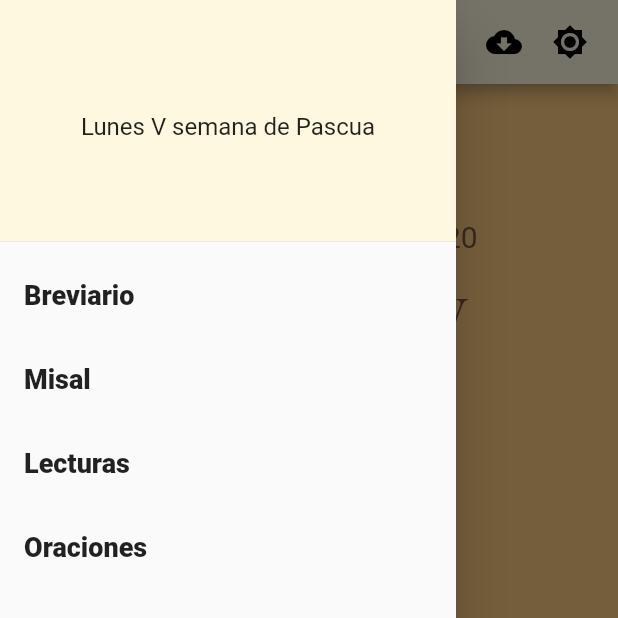
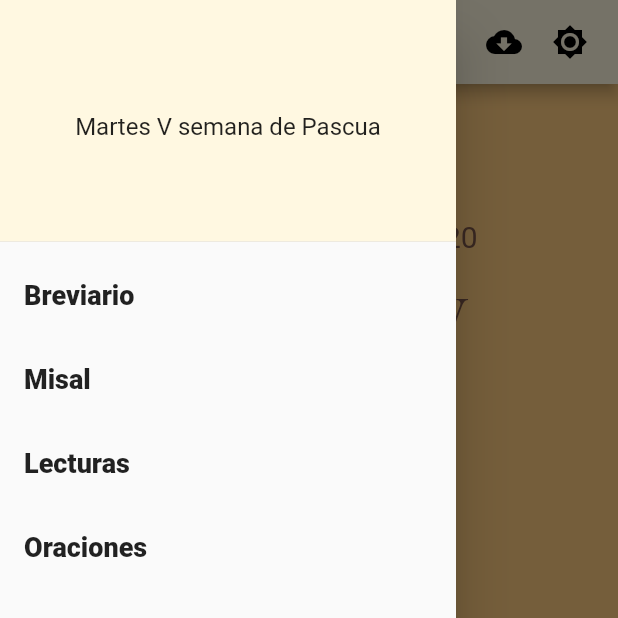
Before and after one commit to amauryperalta28/IBreviary-clone, a Flutter app: the screen it shows after launch, in the side drawer, after a tap on "Breviario", on a phone screen of 412 x 824 dp, the top half of it. Run offline on Flutter 3.47's test engine with Material 2 defaults, Android fonts, the phone set to English and light mode, and no system bars.

Commit message:
Added utils class for date functions

```diff
--- a/ibreviary_clone/lib/src/pages/home_page.dart
+++ b/ibreviary_clone/lib/src/pages/home_page.dart
@@ -1,5 +1,7 @@
 import 'package:flutter/material.dart';
+import 'package:ibreviary_clone/src/pages/sidebar_menu.dart';
 import 'package:ibreviary_clone/src/providers/alert_provider.dart';
+import 'package:ibreviary_clone/src/utils/date_utils.dart';
 
 class HomePage extends StatelessWidget {
   final _currentDate = DateTime.now();
@@ -10,7 +12,7 @@ class HomePage extends StatelessWidget {
         title: Text('IBreviary'),
         actions: _buildScaffoldActions(context),
       ),
-      drawer: _buildDrawer(),
+      drawer: SideBarMenu(),
       body: _buildHomeBody(),
       backgroundColor: Colors.orange[200],
     );
@@ -22,7 +24,7 @@ class HomePage extends StatelessWidget {
         Row(children: [getEmailIcon()]),
         Center(
             child: Text(
-                '${getDay()}, ${_currentDate.day} de Mayo ${_currentDate.year}',
+                '${dateUtils.getDay()}, ${_currentDate.day} de Mayo ${_currentDate.year}',
                 style: TextStyle(fontSize: 20, color: Colors.brown))),
         Row(
           mainAxisAlignment: MainAxisAlignment.center,
@@ -42,7 +44,7 @@ class HomePage extends StatelessWidget {
           children: <Widget>[
             Container(
               margin: EdgeInsets.only(left: 15.0),
-              child: Text('${getDay()}, V semana de Pascua',
+              child: Text('${dateUtils.getDay()}, V semana de Pascua',
                   style: TextStyle(
                       fontSize: 20,
                       color: Colors.brown,
@@ -83,24 +85,6 @@ class HomePage extends StatelessWidget {
     );
   }
 
-  String getDay() {
-    var months = {
-      '1': 'Lunes',
-      '2': 'Martes',
-      '3': 'Miércoles',
-      '4': 'Jueves',
-      '5': 'Viernes',
-      '6': 'Sábado',
-      '7': 'Domingo'
-    };
-
-    String weekDay = _currentDate.weekday.toString();
-
-    print(weekDay);
-
-    return months[weekDay];
-  }
-
   Widget getEmailIcon() {
     return Container(
       child: Padding(
@@ -113,47 +97,6 @@ class HomePage extends StatelessWidget {
             color: Colors.white,
           ),
         ),
-      ),
-    );
-  }
-
-  Widget _buildDrawer() {
-    final _menufontStyle =
-        TextStyle(fontSize: 18.0, fontWeight: FontWeight.w800);
-
-    return Drawer(
-      child: ListView(
-        padding: EdgeInsets.zero,
-        children: <Widget>[
-          DrawerHeader(
-            child: Center(
-                child: Text(
-              'Lunes V semana de Pascua',
-              style: TextStyle(fontSize: 16, fontWeight: FontWeight.w400),
-            )),
-            decoration: BoxDecoration(color: Colors.amber[50]),
-          ),
-          ListTile(
-            title: Text('Breviario', style: _menufontStyle),
-            onTap: () {},
-          ),
-          ListTile(
-            title: Text('Misal', style: _menufontStyle),
-            onTap: () {},
-          ),
-          ListTile(
-            title: Text('Lecturas', style: _menufontStyle),
-            onTap: () {},
-          ),
-          ListTile(
-            title: Text('Oraciones', style: _menufontStyle),
-            onTap: () {},
-          ),
-          ListTile(
-            title: Text('Rituales', style: _menufontStyle),
-            onTap: () {},
-          ),
-        ],
       ),
     );
   }
--- /dev/null
+++ b/ibreviary_clone/lib/src/pages/sidebar_menu.dart
@@ -0,0 +1,45 @@
+import 'package:flutter/material.dart';
+import 'package:ibreviary_clone/src/utils/date_utils.dart';
+
+class SideBarMenu extends StatelessWidget {
+  final _menufontStyle = TextStyle(fontSize: 18.0, fontWeight: FontWeight.w800);
+
+  @override
+  Widget build(BuildContext context) {
+    return Drawer(
+      child: ListView(
+        padding: EdgeInsets.zero,
+        children: <Widget>[
+          DrawerHeader(
+            child: Center(
+                child: Text(
+              '${dateUtils.getDay()} V semana de Pascua',
+              style: TextStyle(fontSize: 16, fontWeight: FontWeight.w400),
+            )),
+            decoration: BoxDecoration(color: Colors.amber[50]),
+          ),
+          ListTile(
+            title: Text('Breviario', style: _menufontStyle),
+            onTap: () {},
+          ),
+          ListTile(
+            title: Text('Misal', style: _menufontStyle),
+            onTap: () {},
+          ),
+          ListTile(
+            title: Text('Lecturas', style: _menufontStyle),
+            onTap: () {},
+          ),
+          ListTile(
+            title: Text('Oraciones', style: _menufontStyle),
+            onTap: () {},
+          ),
+          ListTile(
+            title: Text('Rituales', style: _menufontStyle),
+            onTap: () {},
+          ),
+        ],
+      ),
+    );
+  }
+}
--- /dev/null
+++ b/ibreviary_clone/lib/src/utils/date_utils.dart
@@ -0,0 +1,19 @@
+class _DateUtils {
+  final _currentDate = DateTime.now();
+  String getDay() {
+    Map<String, String> months = {
+      '1': 'Lunes',
+      '2': 'Martes',
+      '3': 'Miércoles',
+      '4': 'Jueves',
+      '5': 'Viernes',
+      '6': 'Sábado',
+      '7': 'Domingo'
+    };
+
+    String weekDay = _currentDate.weekday.toString();
+    return months[weekDay];
+  }
+}
+
+var dateUtils = _DateUtils();
```
